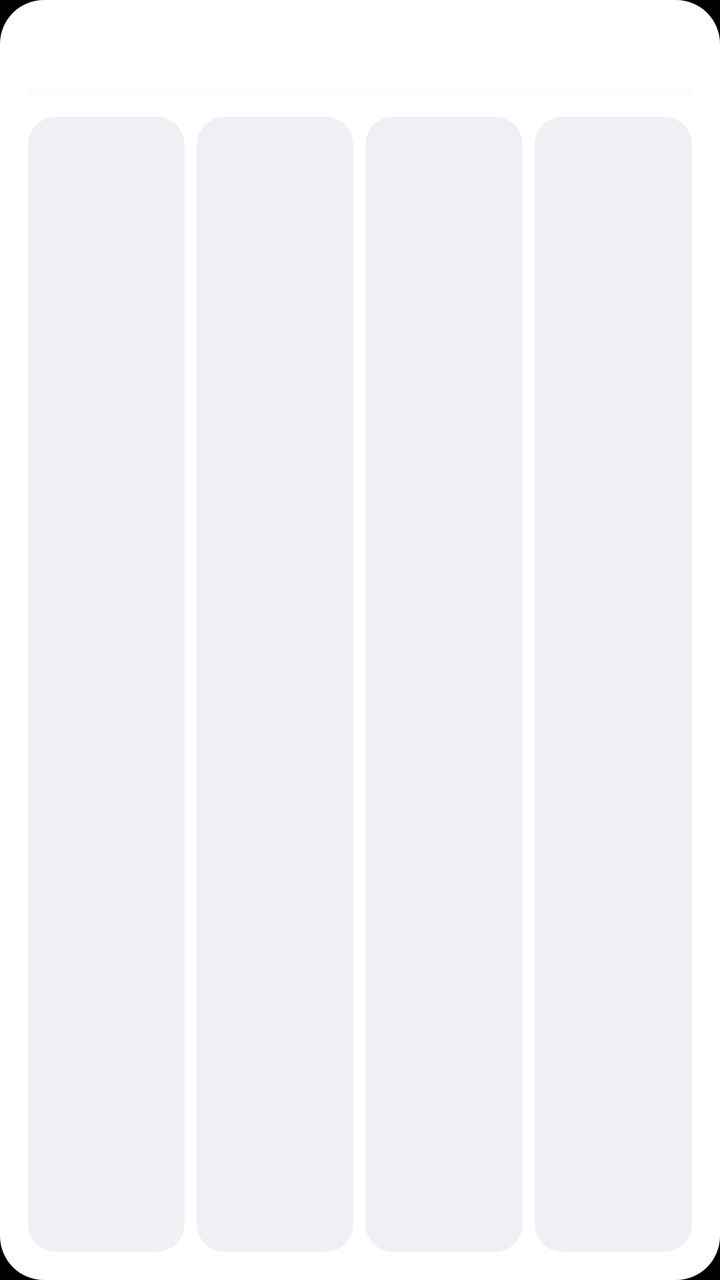
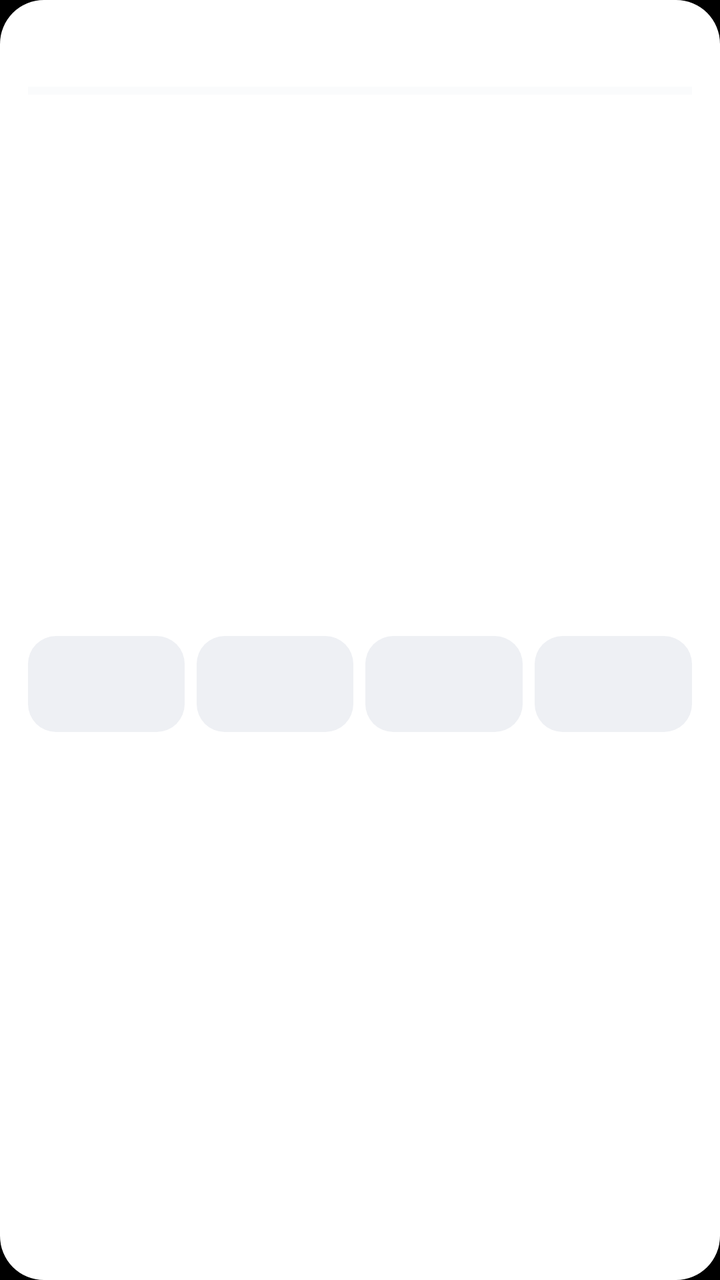

The first picture is an Android layout as it rendered before a commit; the second is the same layout after the commit. The layout source and the unified diff follow.
<!-- AndroidManifest.xml: application theme Theme.BIPSS -->
<!-- res/layout/widget_water.xml -->
<?xml version="1.0" encoding="utf-8"?>
<LinearLayout xmlns:android="http://schemas.android.com/apk/res/android"
    android:id="@+id/widget_root"
    android:layout_width="match_parent"
    android:layout_height="match_parent"
    android:background="@drawable/widget_bg"
    android:orientation="vertical"
    android:padding="14dp">

    <LinearLayout
        android:id="@+id/widget_header"
        android:layout_width="match_parent"
        android:layout_height="wrap_content"
        android:gravity="center_vertical"
        android:orientation="horizontal">

        <TextView
            android:id="@+id/widget_title"
            android:layout_width="0dp"
            android:layout_height="wrap_content"
            android:layout_weight="1"
            android:textColor="@color/widget_text_secondary"
            android:textSize="13sp"
            android:textStyle="bold" />

        <TextView
            android:id="@+id/widget_total"
            android:layout_width="wrap_content"
            android:layout_height="wrap_content"
            android:textColor="@color/widget_text"
            android:textSize="15sp"
            android:textStyle="bold" />
    </LinearLayout>

    <ProgressBar
        android:id="@+id/widget_progress"
        style="?android:attr/progressBarStyleHorizontal"
        android:layout_width="match_parent"
        android:layout_height="6dp"
        android:layout_marginTop="8dp"
        android:max="100"
        android:progress="0"
        android:progressTint="@color/widget_accent"
        android:progressBackgroundTint="@color/widget_btn" />

    <LinearLayout
        android:layout_width="match_parent"
        android:layout_height="0dp"
        android:layout_marginTop="10dp"
        android:layout_weight="1"
        android:gravity="center"
        android:orientation="horizontal">

        <TextView
            android:id="@+id/widget_add_small"
            style="@style/WidgetButton"
            android:layout_width="0dp"
            android:layout_height="match_parent"
            android:layout_weight="1" />

        <TextView
            android:id="@+id/widget_add_medium"
            style="@style/WidgetButton"
            android:layout_width="0dp"
            android:layout_height="match_parent"
            android:layout_marginStart="6dp"
            android:layout_weight="1" />

        <TextView
            android:id="@+id/widget_add_large"
            style="@style/WidgetButton"
            android:layout_width="0dp"
            android:layout_height="match_parent"
            android:layout_marginStart="6dp"
            android:layout_weight="1" />

        <TextView
            android:id="@+id/widget_undo"
            style="@style/WidgetButton"
            android:layout_width="0dp"
            android:layout_height="match_parent"
            android:layout_marginStart="6dp"
            android:layout_weight="1" />
    </LinearLayout>
</LinearLayout>
<!-- resources referenced by this layout -->
<resources>
  <color name="widget_accent">#FF2F80ED</color>
  <color name="widget_btn">#FFEEF0F4</color>
  <color name="widget_text">#FF14161A</color>
  <color name="widget_text_secondary">#FF5E6672</color>
  <!-- drawable widget_bg (drawable) -->
  <?xml version="1.0" encoding="utf-8"?>
  <shape xmlns:android="http://schemas.android.com/apk/res/android">
      <solid android:color="@color/widget_bg" />
      <corners android:radius="22dp" />
  </shape>
  <style name="WidgetButton">
          <item name="android:background">@drawable/widget_btn_bg</item>
          <item name="android:gravity">center</item>
          <item name="android:textColor">@color/widget_text</item>
          <item name="android:textSize">14sp</item>
          <item name="android:textStyle">bold</item>
      </style>
  <style name="Theme.BIPSS" parent="android:Theme.Material.NoActionBar">
          <item name="android:windowBackground">@android:color/black</item>
          <item name="android:statusBarColor">@android:color/black</item>
          <item name="android:navigationBarColor">@android:color/black</item>
      </style>
  <color name="widget_bg">#FFFFFFFF</color>
  <!-- drawable widget_btn_bg (drawable) -->
  <?xml version="1.0" encoding="utf-8"?>
  <shape xmlns:android="http://schemas.android.com/apk/res/android">
      <solid android:color="@color/widget_btn" />
      <corners android:radius="14dp" />
  </shape>
</resources>

<!-- the commit's change to res/layout/widget_water.xml (unified diff, before → after) -->
@@ -55,14 +55,14 @@
             android:id="@+id/widget_add_small"
             style="@style/WidgetButton"
             android:layout_width="0dp"
-            android:layout_height="match_parent"
+            android:layout_height="48dp"
             android:layout_weight="1" />
 
         <TextView
             android:id="@+id/widget_add_medium"
             style="@style/WidgetButton"
             android:layout_width="0dp"
-            android:layout_height="match_parent"
+            android:layout_height="48dp"
             android:layout_marginStart="6dp"
             android:layout_weight="1" />
 
@@ -70,7 +70,7 @@
             android:id="@+id/widget_add_large"
             style="@style/WidgetButton"
             android:layout_width="0dp"
-            android:layout_height="match_parent"
+            android:layout_height="48dp"
             android:layout_marginStart="6dp"
             android:layout_weight="1" />
 
@@ -78,7 +78,7 @@
             android:id="@+id/widget_undo"
             style="@style/WidgetButton"
             android:layout_width="0dp"
-            android:layout_height="match_parent"
+            android:layout_height="48dp"
             android:layout_marginStart="6dp"
             android:layout_weight="1" />
     </LinearLayout>
